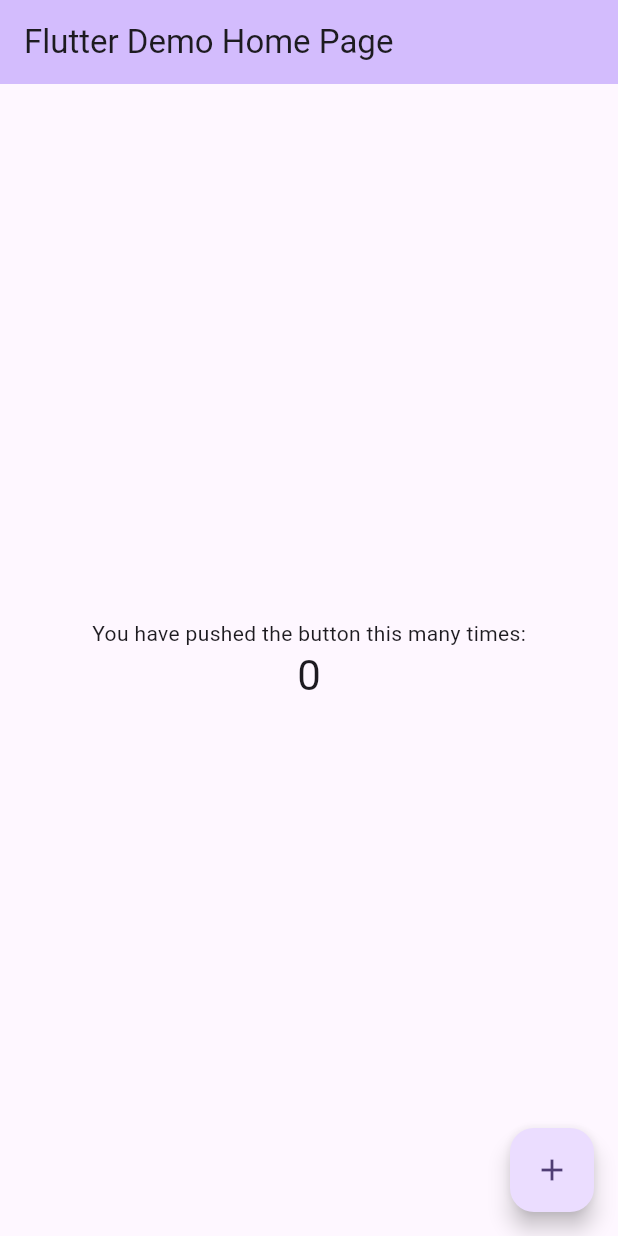
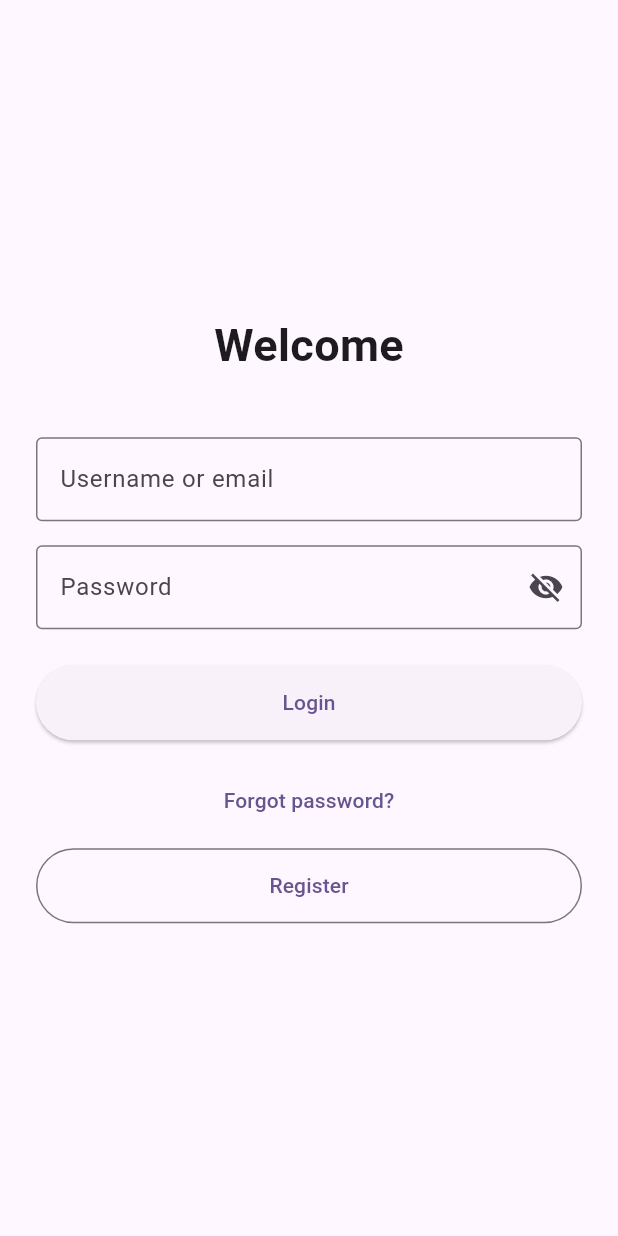
Before and after one commit to omyrbai/Vocab-platform, a Flutter app: the screen it shows after launch, on a phone screen of 412 x 824 dp. Run offline on Flutter 3.47's test engine with Material 3 defaults, Android fonts, the phone set to English and light mode, and no system bars.

Commit message:
Add flutter welcome page for the first time

```diff
--- /dev/null
+++ b/flutter_app/lib/features/auth/welcome_page.dart
@@ -0,0 +1,101 @@
+import 'package:flutter/material.dart';
+
+class WelcomePage extends StatefulWidget {
+  const WelcomePage({super.key});
+
+  @override
+  State<WelcomePage> createState() => _WelcomePageState();
+}
+
+class _WelcomePageState extends State<WelcomePage> {
+  bool _obscurePassword = true;
+
+  @override
+  Widget build(BuildContext context) {
+    return Scaffold(
+      body: SafeArea(
+        child: Padding(
+          padding: const EdgeInsets.all(24),
+          child: Column(
+            mainAxisAlignment: MainAxisAlignment.center,
+            children: [
+              const Text(
+                'Welcome',
+                style: TextStyle(
+                  fontSize: 30,
+                  fontWeight: FontWeight.bold,
+                ),
+              ),
+
+              const SizedBox(height: 40),
+
+              TextField(
+                decoration: const InputDecoration(
+                  labelText: 'Username or email',
+                  border: OutlineInputBorder(),
+                ),
+              ),
+
+              const SizedBox(height: 16),
+
+              TextField(
+                obscureText: _obscurePassword,
+                decoration: InputDecoration(
+                  labelText: 'Password',
+                  border: const OutlineInputBorder(),
+                  suffixIcon: IconButton(
+                    icon: Icon(
+                      _obscurePassword
+                          ? Icons.visibility_off
+                          : Icons.visibility,
+                    ),
+                    onPressed: () {
+                      setState(() {
+                        _obscurePassword = !_obscurePassword;
+                      });
+                    },
+                  ),
+                ),
+              ),
+
+              const SizedBox(height: 24),
+
+              SizedBox(
+                width: double.infinity,
+                height: 50,
+                child: ElevatedButton(
+                  onPressed: () {
+                    // Login will be connected to FastAPI later.
+                  },
+                  child: const Text('Login'),
+                ),
+              ),
+
+              const SizedBox(height: 16),
+
+              TextButton(
+                onPressed: () {
+                  // Forgot password will be implemented later.
+                },
+                child: const Text('Forgot password?'),
+              ),
+
+              const SizedBox(height: 8),
+
+              SizedBox(
+                width: double.infinity,
+                height: 50,
+                child: OutlinedButton(
+                  onPressed: () {
+                    // Registration will be implemented later.
+                  },
+                  child: const Text('Register'),
+                ),
+              ),
+            ],
+          ),
+        ),
+      ),
+    );
+  }
+}
--- a/flutter_app/lib/main.dart
+++ b/flutter_app/lib/main.dart
@@ -1,121 +1,43 @@
 import 'package:flutter/material.dart';
+import 'features/auth/welcome_page.dart';
 
 void main() {
-  runApp(const MyApp());
+  runApp(const VocabPlatformApp());
 }
 
-class MyApp extends StatelessWidget {
-  const MyApp({super.key});
+class VocabPlatformApp extends StatelessWidget {
+  const VocabPlatformApp({super.key});
 
-  // This widget is the root of your application.
   @override
   Widget build(BuildContext context) {
     return MaterialApp(
-      title: 'Flutter Demo',
+      title: 'Vocab Platform',
+      debugShowCheckedModeBanner: false,
       theme: ThemeData(
-        // This is the theme of your application.
-        //
-        // TRY THIS: Try running your application with "flutter run". You'll see
-        // the application has a purple toolbar. Then, without quitting the app,
-        // try changing the seedColor in the colorScheme below to Colors.green
-        // and then invoke "hot reload" (save your changes or press the "hot
-        // reload" button in a Flutter-supported IDE, or press "r" if you used
-        // the command line to start the app).
-        //
-        // Notice that the counter didn't reset back to zero; the application
-        // state is not lost during the reload. To reset the state, use hot
-        // restart instead.
-        //
-        // This works for code too, not just values: Most code changes can be
-        // tested with just a hot reload.
-        colorScheme: .fromSeed(seedColor: Colors.deepPurple),
+        colorScheme: ColorScheme.fromSeed(
+          seedColor: Colors.deepPurple,
+        ),
+        useMaterial3: true,
       ),
-      home: const MyHomePage(title: 'Flutter Demo Home Page'),
+      home: const WelcomePage(),
     );
   }
 }
 
-class MyHomePage extends StatefulWidget {
-  const MyHomePage({super.key, required this.title});
-
-  // This widget is the home page of your application. It is stateful, meaning
-  // that it has a State object (defined below) that contains fields that affect
-  // how it looks.
-
-  // This class is the configuration for the state. It holds the values (in this
-  // case the title) provided by the parent (in this case the App widget) and
-  // used by the build method of the State. Fields in a Widget subclass are
-  // always marked "final".
-
-  final String title;
-
-  @override
-  State<MyHomePage> createState() => _MyHomePageState();
-}
-
-class _MyHomePageState extends State<MyHomePage> {
-  int _counter = 0;
-
-  void _incrementCounter() {
-    setState(() {
-      // This call to setState tells the Flutter framework that something has
-      // changed in this State, which causes it to rerun the build method below
-      // so that the display can reflect the updated values. If we changed
-      // _counter without calling setState(), then the build method would not be
-      // called again, and so nothing would appear to happen.
-      _counter++;
-    });
-  }
+class HomePage extends StatelessWidget {
+  const HomePage({super.key});
 
   @override
   Widget build(BuildContext context) {
-    // This method is rerun every time setState is called, for instance as done
-    // by the _incrementCounter method above.
-    //
-    // The Flutter framework has been optimized to make rerunning build methods
-    // fast, so that you can just rebuild anything that needs updating rather
-    // than having to individually change instances of widgets.
-    return Scaffold(
-      appBar: AppBar(
-        // TRY THIS: Try changing the color here to a specific color (to
-        // Colors.amber, perhaps?) and trigger a hot reload to see the AppBar
-        // change color while the other colors stay the same.
-        backgroundColor: Theme.of(context).colorScheme.inversePrimary,
-        // Here we take the value from the MyHomePage object that was created by
-        // the App.build method, and use it to set our appbar title.
-        title: Text(widget.title),
-      ),
+    return const Scaffold(
       body: Center(
-        // Center is a layout widget. It takes a single child and positions it
-        // in the middle of the parent.
-        child: Column(
-          // Column is also a layout widget. It takes a list of children and
-          // arranges them vertically. By default, it sizes itself to fit its
-          // children horizontally, and tries to be as tall as its parent.
-          //
-          // Column has various properties to control how it sizes itself and
-          // how it positions its children. Here we use mainAxisAlignment to
-          // center the children vertically; the main axis here is the vertical
-          // axis because Columns are vertical (the cross axis would be
-          // horizontal).
-          //
-          // TRY THIS: Invoke "debug painting" (choose the "Toggle Debug Paint"
-          // action in the IDE, or press "p" in the console), to see the
-          // wireframe for each widget.
-          mainAxisAlignment: .center,
-          children: [
-            const Text('You have pushed the button this many times:'),
-            Text(
-              '$_counter',
-              style: Theme.of(context).textTheme.headlineMedium,
-            ),
-          ],
+        child: Text(
+          'Vocab Platform',
+          style: TextStyle(
+            fontSize: 28,
+            fontWeight: FontWeight.bold,
+          ),
         ),
-      ),
-      floatingActionButton: FloatingActionButton(
-        onPressed: _incrementCounter,
-        tooltip: 'Increment',
-        child: const Icon(Icons.add),
       ),
     );
   }
```
